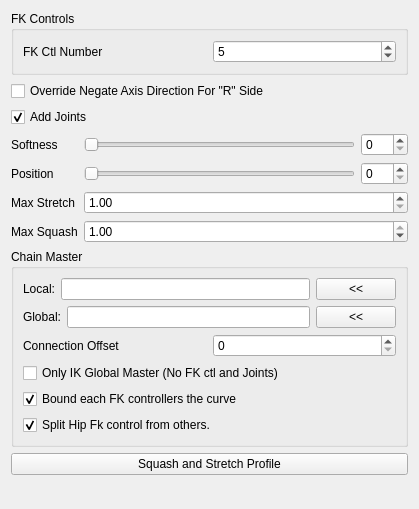
The window that python/ymt_components/ymt_spine_ik_01/settingsUI.ui (yamahigashi/mgear_shifter_components) describes before a commit, drawn with Qt 5.
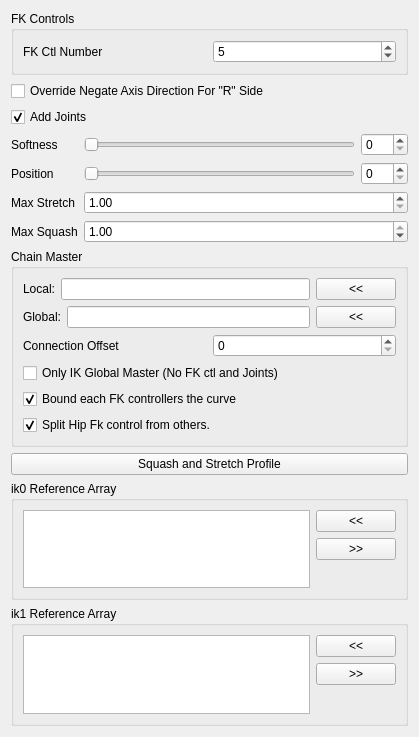
The same window after the commit.

```diff
--- a/python/ymt_components/ymt_spine_ik_01/settingsUI.ui
+++ b/python/ymt_components/ymt_spine_ik_01/settingsUI.ui
@@ -7,7 +7,7 @@
     <x>0</x>
     <y>0</y>
     <width>419</width>
-    <height>509</height>
+    <height>737</height>
    </rect>
   </property>
   <property name="windowTitle">
@@ -334,11 +334,151 @@
     </widget>
    </item>
    <item>
-         <widget class="QPushButton" name="ikProfile_pushButton">
-          <property name="text">
-           <string>Squash and Stretch Profile</string>
-          </property>
-         </widget>
+    <widget class="QPushButton" name="ikProfile_pushButton">
+     <property name="text">
+      <string>Squash and Stretch Profile</string>
+     </property>
+    </widget>
+   </item>
+   <item>
+    <widget class="QGroupBox" name="ik0RefArray_groupBox">
+     <property name="title">
+      <string>ik0 Reference Array</string>
+     </property>
+     <layout class="QGridLayout" name="gridLayout_3">
+      <item row="0" column="0">
+       <layout class="QHBoxLayout" name="ik0RefArray_horizontalLayout">
+        <item>
+         <layout class="QVBoxLayout" name="ik0RefArray_verticalLayout_1">
+          <item>
+           <widget class="QListWidget" name="ik0RefArray_listWidget">
+            <property name="dragDropOverwriteMode">
+             <bool>true</bool>
+            </property>
+            <property name="dragDropMode">
+             <enum>QAbstractItemView::InternalMove</enum>
+            </property>
+            <property name="defaultDropAction">
+             <enum>Qt::MoveAction</enum>
+            </property>
+            <property name="alternatingRowColors">
+             <bool>true</bool>
+            </property>
+            <property name="selectionMode">
+             <enum>QAbstractItemView::ExtendedSelection</enum>
+            </property>
+            <property name="selectionRectVisible">
+             <bool>false</bool>
+            </property>
+           </widget>
+          </item>
+         </layout>
+        </item>
+        <item>
+         <layout class="QVBoxLayout" name="ik0RefArray_verticalLayout_2">
+          <item>
+           <widget class="QPushButton" name="ik0RefArrayAdd_pushButton">
+            <property name="text">
+             <string>&lt;&lt;</string>
+            </property>
+           </widget>
+          </item>
+          <item>
+           <widget class="QPushButton" name="ik0RefArrayRemove_pushButton">
+            <property name="text">
+             <string>&gt;&gt;</string>
+            </property>
+           </widget>
+          </item>
+          <item>
+           <spacer name="ik0RefArray_verticalSpacer">
+            <property name="orientation">
+             <enum>Qt::Vertical</enum>
+            </property>
+            <property name="sizeHint" stdset="0">
+             <size>
+              <width>20</width>
+              <height>40</height>
+             </size>
+            </property>
+           </spacer>
+          </item>
+         </layout>
+        </item>
+       </layout>
+      </item>
+     </layout>
+    </widget>
+   </item>
+   <item>
+    <widget class="QGroupBox" name="ik1RefArray_groupBox">
+     <property name="title">
+      <string>ik1 Reference Array</string>
+     </property>
+     <layout class="QGridLayout" name="gridLayout_3">
+      <item row="0" column="0">
+       <layout class="QHBoxLayout" name="ik1RefArray_horizontalLayout">
+        <item>
+         <layout class="QVBoxLayout" name="ik1RefArray_verticalLayout_1">
+          <item>
+           <widget class="QListWidget" name="ik1RefArray_listWidget">
+            <property name="dragDropOverwriteMode">
+             <bool>true</bool>
+            </property>
+            <property name="dragDropMode">
+             <enum>QAbstractItemView::InternalMove</enum>
+            </property>
+            <property name="defaultDropAction">
+             <enum>Qt::MoveAction</enum>
+            </property>
+            <property name="alternatingRowColors">
+             <bool>true</bool>
+            </property>
+            <property name="selectionMode">
+             <enum>QAbstractItemView::ExtendedSelection</enum>
+            </property>
+            <property name="selectionRectVisible">
+             <bool>false</bool>
+            </property>
+           </widget>
+          </item>
+         </layout>
+        </item>
+        <item>
+         <layout class="QVBoxLayout" name="ik1RefArray_verticalLayout_2">
+          <item>
+           <widget class="QPushButton" name="ik1RefArrayAdd_pushButton">
+            <property name="text">
+             <string>&lt;&lt;</string>
+            </property>
+           </widget>
+          </item>
+          <item>
+           <widget class="QPushButton" name="ik1RefArrayRemove_pushButton">
+            <property name="text">
+             <string>&gt;&gt;</string>
+            </property>
+           </widget>
+          </item>
+          <item>
+           <spacer name="ik1RefArray_verticalSpacer">
+            <property name="orientation">
+             <enum>Qt::Vertical</enum>
+            </property>
+            <property name="sizeHint" stdset="0">
+             <size>
+              <width>20</width>
+              <height>40</height>
+             </size>
+            </property>
+           </spacer>
+          </item>
+         </layout>
+        </item>
+       </layout>
+      </item>
+     </layout>
+    </widget>
    </item>
    <item>
     <spacer name="verticalSpacer">
```
Left out of the diff: 2 changed lines with no effect on the pictures.
